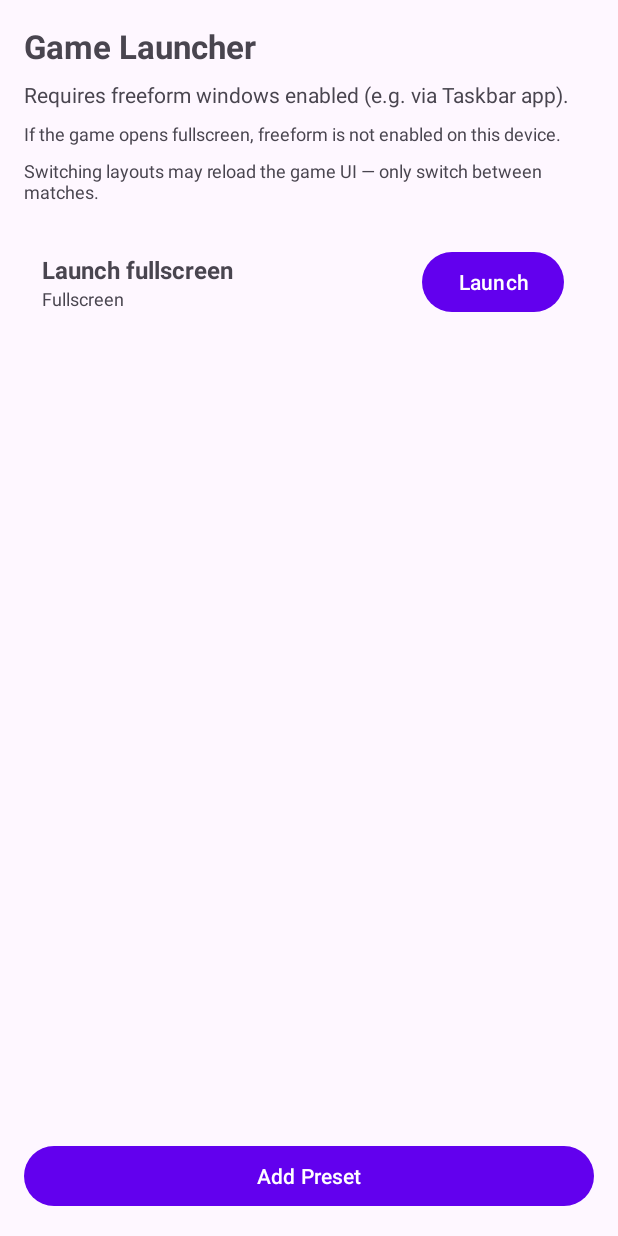
After one commit to syazarilasyraf/float-app, an Android app: the fragment GameLauncherFragment shown on its own in the app's theme, on a phone screen of 412 x 824 dp. The commit adds this screen. Run offline under Robolectric (Android 15) with nearby library versions, the light colour scheme and no system bars.

Commit message:
Add Game Launcher tab with freeform Clash Royale presets

```diff
--- a/app/src/main/java/com/floatoverlay/app/MainActivity.kt
+++ b/app/src/main/java/com/floatoverlay/app/MainActivity.kt
@@ -99,6 +99,7 @@ class MainActivity : AppCompatActivity() {
             tab.text = when (position) {
                 0 -> "Overlays"
                 1 -> "Logs"
+                2 -> "Game"
                 else -> ""
             }
         }.attach()
--- a/app/src/main/java/com/floatoverlay/app/MainPagerAdapter.kt
+++ b/app/src/main/java/com/floatoverlay/app/MainPagerAdapter.kt
@@ -3,17 +3,19 @@ package com.floatoverlay.app
 import androidx.fragment.app.Fragment
 import androidx.fragment.app.FragmentActivity
 import androidx.viewpager2.adapter.FragmentStateAdapter
+import com.floatoverlay.app.ui.game.GameLauncherFragment
 import com.floatoverlay.app.ui.logs.LogsFragment
 import com.floatoverlay.app.ui.overlay.OverlayListFragment
 
 class MainPagerAdapter(activity: FragmentActivity) : FragmentStateAdapter(activity) {
 
-    override fun getItemCount(): Int = 2
+    override fun getItemCount(): Int = 3
 
     override fun createFragment(position: Int): Fragment {
         return when (position) {
             0 -> OverlayListFragment()
             1 -> LogsFragment()
+            2 -> GameLauncherFragment()
             else -> OverlayListFragment()
         }
     }
--- /dev/null
+++ b/app/src/main/java/com/floatoverlay/app/PresetRepository.kt
@@ -0,0 +1,54 @@
+package com.floatoverlay.app
+
+import android.content.Context
+import android.content.SharedPreferences
+import com.floatoverlay.app.model.WindowPreset
+import org.json.JSONArray
+import org.json.JSONObject
+
+class PresetRepository(context: Context) {
+
+    private val prefs: SharedPreferences =
+        context.getSharedPreferences(PREFS_NAME, Context.MODE_PRIVATE)
+
+    fun getPresets(): List<WindowPreset> {
+        val json = prefs.getString(KEY_PRESETS, "[]") ?: "[]"
+        return try {
+            val array = JSONArray(json)
+            List(array.length()) { i ->
+                WindowPreset.fromJson(array.getJSONObject(i))
+            }
+        } catch (e: Exception) {
+            emptyList()
+        }
+    }
+
+    fun savePresets(presets: List<WindowPreset>) {
+        val array = JSONArray()
+        presets.forEach { preset ->
+            array.put(preset.toJson())
+        }
+        prefs.edit().putString(KEY_PRESETS, array.toString()).apply()
+    }
+
+    fun addOrUpdate(preset: WindowPreset) {
+        val presets = getPresets().toMutableList()
+        val index = presets.indexOfFirst { it.id == preset.id }
+        if (index >= 0) {
+            presets[index] = preset
+        } else {
+            presets.add(preset)
+        }
+        savePresets(presets)
+    }
+
+    fun delete(id: String) {
+        val presets = getPresets().filterNot { it.id == id }
+        savePresets(presets)
+    }
+
+    companion object {
+        private const val PREFS_NAME = "FloatOverlayWindowPresets"
+        private const val KEY_PRESETS = "window_presets"
+    }
+}
--- /dev/null
+++ b/app/src/main/java/com/floatoverlay/app/model/WindowPreset.kt
@@ -0,0 +1,36 @@
+package com.floatoverlay.app.model
+
+import org.json.JSONObject
+import java.util.UUID
+
+data class WindowPreset(
+    val id: String = UUID.randomUUID().toString(),
+    val name: String,
+    val widthPercent: Int,
+    val heightPercent: Int,
+    val xPercent: Int,
+    val yPercent: Int,
+    val isFullscreen: Boolean = false
+) {
+    fun toJson(): JSONObject = JSONObject().apply {
+        put("id", id)
+        put("name", name)
+        put("widthPercent", widthPercent)
+        put("heightPercent", heightPercent)
+        put("xPercent", xPercent)
+        put("yPercent", yPercent)
+        put("isFullscreen", isFullscreen)
+    }
+
+    companion object {
+        fun fromJson(json: JSONObject): WindowPreset = WindowPreset(
+            id = json.optString("id", UUID.randomUUID().toString()),
+            name = json.optString("name", ""),
+            widthPercent = json.optInt("widthPercent", 100),
+            heightPercent = json.optInt("heightPercent", 100),
+            xPercent = json.optInt("xPercent", 0),
+            yPercent = json.optInt("yPercent", 0),
+            isFullscreen = json.optBoolean("isFullscreen", false)
+        )
+    }
+}
--- /dev/null
+++ b/app/src/main/java/com/floatoverlay/app/ui/game/GameLauncherFragment.kt
@@ -0,0 +1,149 @@
+package com.floatoverlay.app.ui.game
+
+import android.app.ActivityOptions
+import android.content.Intent
+import android.graphics.Rect
+import android.os.Bundle
+import android.util.DisplayMetrics
+import android.view.LayoutInflater
+import android.view.View
+import android.view.ViewGroup
+import android.widget.Button
+import android.widget.Toast
+import androidx.appcompat.app.AlertDialog
+import androidx.fragment.app.Fragment
+import androidx.recyclerview.widget.LinearLayoutManager
+import androidx.recyclerview.widget.RecyclerView
+import com.floatoverlay.app.PresetRepository
+import com.floatoverlay.app.R
+import com.floatoverlay.app.model.WindowPreset
+
+class GameLauncherFragment : Fragment(), PresetAdapter.PresetListener {
+
+    private lateinit var repository: PresetRepository
+    private lateinit var adapter: PresetAdapter
+    private lateinit var recyclerView: RecyclerView
+    private lateinit var addButton: Button
+
+    override fun onCreate(savedInstanceState: Bundle?) {
+        super.onCreate(savedInstanceState)
+        repository = PresetRepository(requireContext())
+    }
+
+    override fun onCreateView(
+        inflater: LayoutInflater,
+        container: ViewGroup?,
+        savedInstanceState: Bundle?
+    ): View? {
+        return inflater.inflate(R.layout.fragment_game_launcher, container, false)
+    }
+
+    override fun onViewCreated(view: View, savedInstanceState: Bundle?) {
+        super.onViewCreated(view, savedInstanceState)
+
+        recyclerView = view.findViewById(R.id.presetRecyclerView)
+        addButton = view.findViewById(R.id.addPresetButton)
+
+        adapter = PresetAdapter(buildPresets(), this)
+        recyclerView.layoutManager = LinearLayoutManager(requireContext())
+        recyclerView.adapter = adapter
+
+        addButton.setOnClickListener {
+            PresetEditDialog.show(requireContext()) { preset ->
+                repository.addOrUpdate(preset)
+                refresh()
+            }
+        }
+    }
+
+    override fun onResume() {
+        super.onResume()
+        refresh()
+    }
+
+    override fun onLaunch(preset: WindowPreset) {
+        launchClashRoyale(preset)
+    }
+
+    override fun onEdit(preset: WindowPreset) {
+        PresetEditDialog.show(requireContext(), preset) { updated ->
+            repository.addOrUpdate(updated)
+            refresh()
+        }
+    }
+
+    override fun onDelete(preset: WindowPreset) {
+        AlertDialog.Builder(requireContext())
+            .setTitle("Delete preset")
+            .setMessage("Are you sure you want to delete \"${preset.name}\"?")
+            .setPositiveButton("Delete") { _, _ ->
+                repository.delete(preset.id)
+                refresh()
+            }
+            .setNegativeButton("Cancel", null)
+            .show()
+    }
+
+    private fun refresh() {
+        adapter.updateData(buildPresets())
+    }
+
+    private fun buildPresets(): List<WindowPreset> {
+        val fullscreen = WindowPreset(
+            id = PresetAdapter.BUILTIN_FULLSCREEN_ID,
+            name = "Launch fullscreen",
+            widthPercent = 100,
+            heightPercent = 100,
+            xPercent = 0,
+            yPercent = 0,
+            isFullscreen = true
+        )
+        return listOf(fullscreen) + repository.getPresets()
+    }
+
+    private fun launchClashRoyale(preset: WindowPreset) {
+        val packageManager = requireActivity().packageManager
+        val intent = packageManager.getLaunchIntentForPackage(CLASH_ROYALE_PACKAGE)
+        if (intent == null) {
+            Toast.makeText(
+                requireContext(),
+                "Clash Royale not installed",
+                Toast.LENGTH_SHORT
+            ).show()
+            return
+        }
+
+        intent.addFlags(Intent.FLAG_ACTIVITY_NEW_TASK or Intent.FLAG_ACTIVITY_REORDER_TO_FRONT)
+
+        val options = if (preset.isFullscreen) {
+            ActivityOptions.makeBasic()
+        } else {
+            val metrics = getScreenMetrics()
+            val rect = computeRect(preset, metrics)
+            ActivityOptions.makeBasic().setLaunchBounds(rect)
+        }
+
+        startActivity(intent, options.toBundle())
+    }
+
+    @Suppress("DEPRECATION")
+    private fun getScreenMetrics(): DisplayMetrics {
+        val metrics = DisplayMetrics()
+        requireActivity().windowManager.defaultDisplay.getRealMetrics(metrics)
+        return metrics
+    }
+
+    private fun computeRect(preset: WindowPreset, metrics: DisplayMetrics): Rect {
+        val screenW = metrics.widthPixels
+        val screenH = metrics.heightPixels
+        val left = (preset.xPercent / 100f * screenW).toInt()
+        val top = (preset.yPercent / 100f * screenH).toInt()
+        val right = left + (preset.widthPercent / 100f * screenW).toInt()
+        val bottom = top + (preset.heightPercent / 100f * screenH).toInt()
+        return Rect(left, top, right, bottom)
+    }
+
+    companion object {
+        private const val CLASH_ROYALE_PACKAGE = "com.supercell.clashroyale"
+    }
+}
--- /dev/null
+++ b/app/src/main/java/com/floatoverlay/app/ui/game/PresetAdapter.kt
@@ -0,0 +1,66 @@
+package com.floatoverlay.app.ui.game
+
+import android.view.LayoutInflater
+import android.view.View
+import android.view.ViewGroup
+import android.widget.Button
+import android.widget.ImageButton
+import android.widget.TextView
+import androidx.recyclerview.widget.RecyclerView
+import com.floatoverlay.app.R
+import com.floatoverlay.app.model.WindowPreset
+
+class PresetAdapter(
+    private var presets: List<WindowPreset>,
+    private val listener: PresetListener
+) : RecyclerView.Adapter<PresetAdapter.ViewHolder>() {
+
+    interface PresetListener {
+        fun onLaunch(preset: WindowPreset)
+        fun onEdit(preset: WindowPreset)
+        fun onDelete(preset: WindowPreset)
+    }
+
+    inner class ViewHolder(itemView: View) : RecyclerView.ViewHolder(itemView) {
+        val name: TextView = itemView.findViewById(R.id.presetName)
+        val dimensions: TextView = itemView.findViewById(R.id.presetDimensions)
+        val launchButton: Button = itemView.findViewById(R.id.launchPresetButton)
+        val editButton: ImageButton = itemView.findViewById(R.id.editPresetButton)
+        val deleteButton: ImageButton = itemView.findViewById(R.id.deletePresetButton)
+    }
+
+    override fun onCreateViewHolder(parent: ViewGroup, viewType: Int): ViewHolder {
+        val view = LayoutInflater.from(parent.context)
+            .inflate(R.layout.item_preset, parent, false)
+        return ViewHolder(view)
+    }
+
+    override fun onBindViewHolder(holder: ViewHolder, position: Int) {
+        val preset = presets[position]
+        holder.name.text = preset.name
+        holder.dimensions.text = if (preset.isFullscreen) {
+            "Fullscreen"
+        } else {
+            "${preset.widthPercent}% × ${preset.heightPercent}% @ (${preset.xPercent}%, ${preset.yPercent}%)"
+        }
+
+        val isBuiltin = preset.id == BUILTIN_FULLSCREEN_ID
+        holder.editButton.visibility = if (isBuiltin) View.GONE else View.VISIBLE
+        holder.deleteButton.visibility = if (isBuiltin) View.GONE else View.VISIBLE
+
+        holder.launchButton.setOnClickListener { listener.onLaunch(preset) }
+        holder.editButton.setOnClickListener { listener.onEdit(preset) }
+        holder.deleteButton.setOnClickListener { listener.onDelete(preset) }
+    }
+
+    override fun getItemCount(): Int = presets.size
+
+    fun updateData(newPresets: List<WindowPreset>) {
+        presets = newPresets
+        notifyDataSetChanged()
+    }
+
+    companion object {
+        const val BUILTIN_FULLSCREEN_ID = "fullscreen_builtin"
+    }
+}
--- /dev/null
+++ b/app/src/main/res/layout/fragment_game_launcher.xml
@@ -0,0 +1,51 @@
+<?xml version="1.0" encoding="utf-8"?>
+<LinearLayout xmlns:android="http://schemas.android.com/apk/res/android"
+    android:layout_width="match_parent"
+    android:layout_height="match_parent"
+    android:orientation="vertical"
+    android:padding="16dp">
+
+    <TextView
+        android:layout_width="wrap_content"
+        android:layout_height="wrap_content"
+        android:layout_marginBottom="8dp"
+        android:text="Game Launcher"
+        android:textSize="22sp"
+        android:textStyle="bold" />
+
+    <TextView
+        android:layout_width="wrap_content"
+        android:layout_height="wrap_content"
+        android:layout_marginBottom="8dp"
+        android:text="Requires freeform windows enabled (e.g. via Taskbar app)."
+        android:textSize="14sp" />
+
+    <TextView
+        android:layout_width="wrap_content"
+        android:layout_height="wrap_content"
+        android:layout_marginBottom="8dp"
+        android:text="If the game opens fullscreen, freeform is not enabled on this device."
+        android:textSize="12sp" />
+
+    <TextView
+        android:layout_width="wrap_content"
+        android:layout_height="wrap_content"
+        android:layout_marginBottom="16dp"
+        android:text="Switching layouts may reload the game UI — only switch between matches."
+        android:textColor="?android:attr/textColorSecondary"
+        android:textSize="12sp" />
+
+    <androidx.recyclerview.widget.RecyclerView
+        android:id="@+id/presetRecyclerView"
+        android:layout_width="match_parent"
+        android:layout_height="0dp"
+        android:layout_weight="1" />
+
+    <Button
+        android:id="@+id/addPresetButton"
+        android:layout_width="match_parent"
+        android:layout_height="wrap_content"
+        android:layout_marginTop="8dp"
+        android:text="Add Preset" />
+
+</LinearLayout>
--- /dev/null
+++ b/app/src/main/res/layout/item_preset.xml
@@ -0,0 +1,57 @@
+<?xml version="1.0" encoding="utf-8"?>
+<LinearLayout xmlns:android="http://schemas.android.com/apk/res/android"
+    xmlns:tools="http://schemas.android.com/tools"
+    android:layout_width="match_parent"
+    android:layout_height="wrap_content"
+    android:background="?attr/selectableItemBackground"
+    android:gravity="center_vertical"
+    android:orientation="horizontal"
+    android:padding="12dp">
+
+    <LinearLayout
+        android:layout_width="0dp"
+        android:layout_height="wrap_content"
+        android:layout_weight="1"
+        android:orientation="vertical">
+
+        <TextView
+            android:id="@+id/presetName"
+            android:layout_width="wrap_content"
+            android:layout_height="wrap_content"
+            android:textSize="16sp"
+            android:textStyle="bold"
+            tools:text="Small window" />
+
+        <TextView
+            android:id="@+id/presetDimensions"
+            android:layout_width="wrap_content"
+            android:layout_height="wrap_content"
+            android:textSize="12sp"
+            tools:text="90% × 78% @ (5%, 2%)" />
+
+    </LinearLayout>
+
+    <Button
+        android:id="@+id/launchPresetButton"
+        android:layout_width="wrap_content"
+        android:layout_height="wrap_content"
+        android:layout_marginEnd="8dp"
+        android:text="Launch" />
+
+    <ImageButton
+        android:id="@+id/editPresetButton"
+        android:layout_width="40dp"
+        android:layout_height="40dp"
+        android:background="?attr/selectableItemBackgroundBorderless"
+        android:contentDescription="Edit"
+        android:src="@android:drawable/ic_menu_edit" />
+
+    <ImageButton
+        android:id="@+id/deletePresetButton"
+        android:layout_width="40dp"
+        android:layout_height="40dp"
+        android:background="?attr/selectableItemBackgroundBorderless"
+        android:contentDescription="Delete"
+        android:src="@android:drawable/ic_menu_delete" />
+
+</LinearLayout>
```
Also changed, not shown: app/src/main/java/com/floatoverlay/app/ui/game/PresetEditDialog.kt (added, +80 -0 lines), app/src/main/res/layout/dialog_preset_edit.xml (added, +109 -0 lines).
